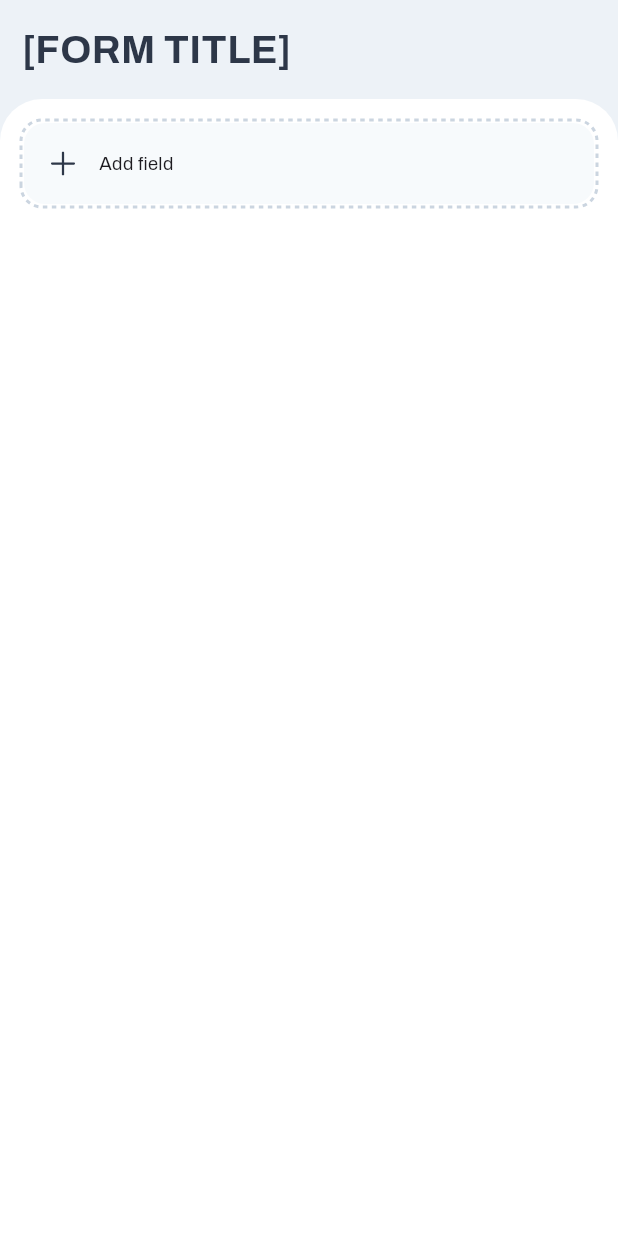
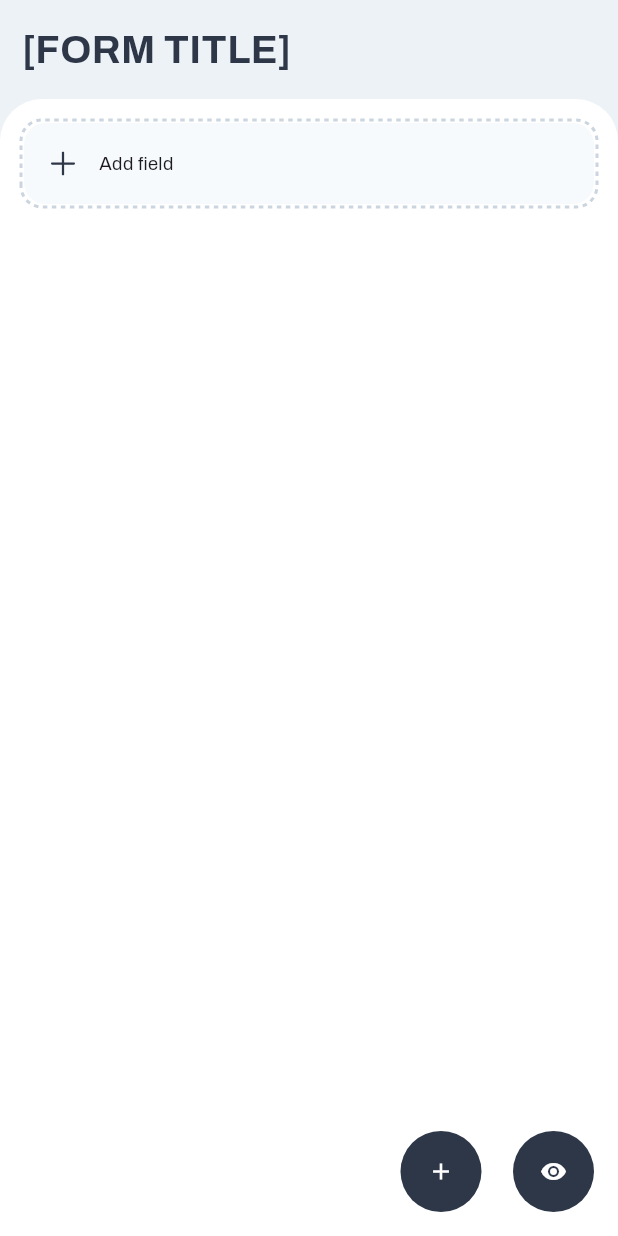
Before and after one commit to fel-cesar/smart-forms, a Flutter app: the FormPage screen opened directly, on a phone screen of 412 x 824 dp. Run offline on Flutter 3.47's test engine with Material 3 defaults, Android fonts, the phone set to English and light mode, and no system bars; drawn by our look-alikes of dotted_border; our stand-ins replace flutter_svg, get; project files that could hold a hidden picture were left out.

Commit message:
feat: :lipstick: Add FABs to FormPage

```diff
--- a/lib/pages/form_page.dart
+++ b/lib/pages/form_page.dart
@@ -8,6 +8,34 @@ class FormPage extends StatelessWidget {
   @override
   Widget build(context) {
     return Scaffold(
+      floatingActionButton: Row(
+        mainAxisSize: MainAxisSize.min,
+        children: [
+          IconButton.filled(
+            style: IconButton.styleFrom(
+              backgroundColor: Constants.gray800,
+              padding: const EdgeInsets.all(18),
+            ),
+            onPressed: () {},
+            icon: const Icon(
+              Icons.add,
+              size: 18,
+            ),
+          ),
+          const SizedBox(width: 21),
+          IconButton.filled(
+            style: IconButton.styleFrom(
+              backgroundColor: Constants.gray800,
+              padding: const EdgeInsets.all(18),
+            ),
+            onPressed: () {},
+            icon: const Icon(
+              Icons.visibility,
+              size: 18,
+            ),
+          ),
+        ],
+      ),
       body: SafeArea(
         child: Column(
           crossAxisAlignment: CrossAxisAlignment.start,
```
